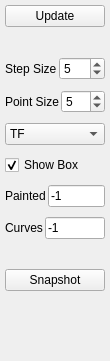
This is tools/paint-graphcut/viewermenu.ui in nci/drishti as Qt 5 draws it before an edit. The edited form follows.
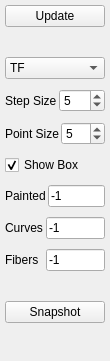
This is the edited form.

```diff
--- a/tools/paint-graphcut/viewermenu.ui
+++ b/tools/paint-graphcut/viewermenu.ui
@@ -64,6 +64,26 @@
      </property>
     </spacer>
    </item>
+   <item>
+    <widget class="QComboBox" name="voxchoice">
+     <property name="sizePolicy">
+      <sizepolicy hsizetype="Minimum" vsizetype="Fixed">
+       <horstretch>0</horstretch>
+       <verstretch>0</verstretch>
+      </sizepolicy>
+     </property>
+     <item>
+      <property name="text">
+       <string>TF</string>
+      </property>
+     </item>
+     <item>
+      <property name="text">
+       <string>Tags</string>
+      </property>
+     </item>
+    </widget>
+   </item>
    <item>
     <layout class="QHBoxLayout" name="horizontalLayout">
      <property name="spacing">
@@ -115,26 +135,6 @@
      </item>
     </layout>
    </item>
-   <item>
-    <widget class="QComboBox" name="voxchoice">
-     <property name="sizePolicy">
-      <sizepolicy hsizetype="Minimum" vsizetype="Fixed">
-       <horstretch>0</horstretch>
-       <verstretch>0</verstretch>
-      </sizepolicy>
-     </property>
-     <item>
-      <property name="text">
-       <string>TF</string>
-      </property>
-     </item>
-     <item>
-      <property name="text">
-       <string>Tags</string>
-      </property>
-     </item>
-    </widget>
-   </item>
    <item>
     <widget class="QCheckBox" name="box">
      <property name="text">
@@ -172,7 +172,7 @@
    <item>
     <layout class="QHBoxLayout" name="horizontalLayout_4">
      <property name="spacing">
-      <number>2</number>
+      <number>3</number>
      </property>
      <property name="topMargin">
       <number>0</number>
@@ -193,6 +193,30 @@
      </item>
     </layout>
    </item>
+   <item>
+    <layout class="QHBoxLayout" name="horizontalLayout_5">
+     <property name="spacing">
+      <number>7</number>
+     </property>
+     <property name="topMargin">
+      <number>0</number>
+     </property>
+     <item>
+      <widget class="QLabel" name="label_5">
+       <property name="text">
+        <string>Fibers</string>
+       </property>
+      </widget>
+     </item>
+     <item>
+      <widget class="QLineEdit" name="fibertags">
+       <property name="text">
+        <string>-1</string>
+       </property>
+      </widget>
+     </item>
+    </layout>
+   </item>
    <item>
     <spacer name="verticalSpacer_2">
      <property name="orientation">
```
